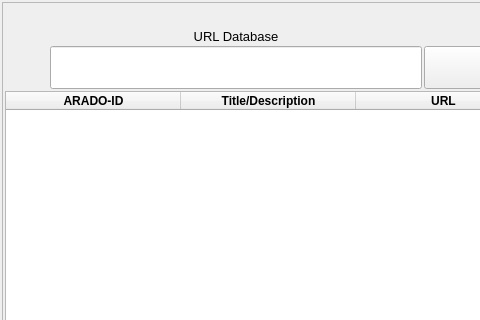
First picture: the form in ui/url-display.ui, repository berndhs/arado, before the edit; both pictures show x 0 to 480 and y 0 to 320 of the 800 by 548 pixel window.
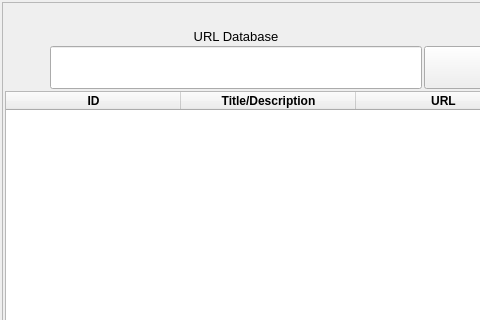
Second picture: the form after the edit. Icons and pictures are not drawn.

Commit message: table header, Arado-ID -> ID which is shorter, so that this column can be fixed or defaul be as width as the logo button above it.

Diff of the .ui file:
```diff
--- a/ui/url-display.ui
+++ b/ui/url-display.ui
@@ -93,7 +93,7 @@
          </attribute>
          <column>
           <property name="text">
-           <string>ARADO-ID</string>
+           <string>ID</string>
           </property>
           <property name="toolTip">
            <string>The ARADO-ID is an URL-Shortener, you can post into any board, chat or email. Just doubleclick on it.</string>
```
